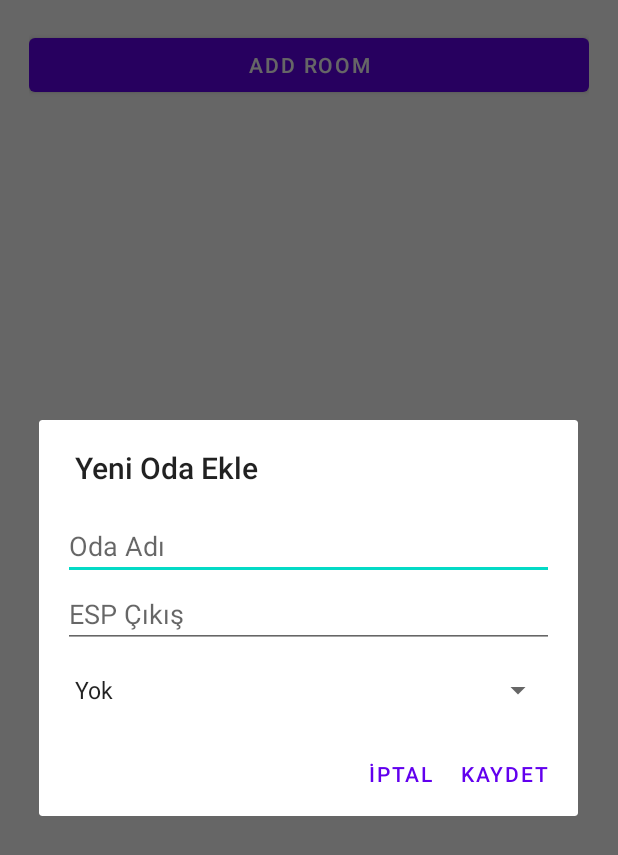
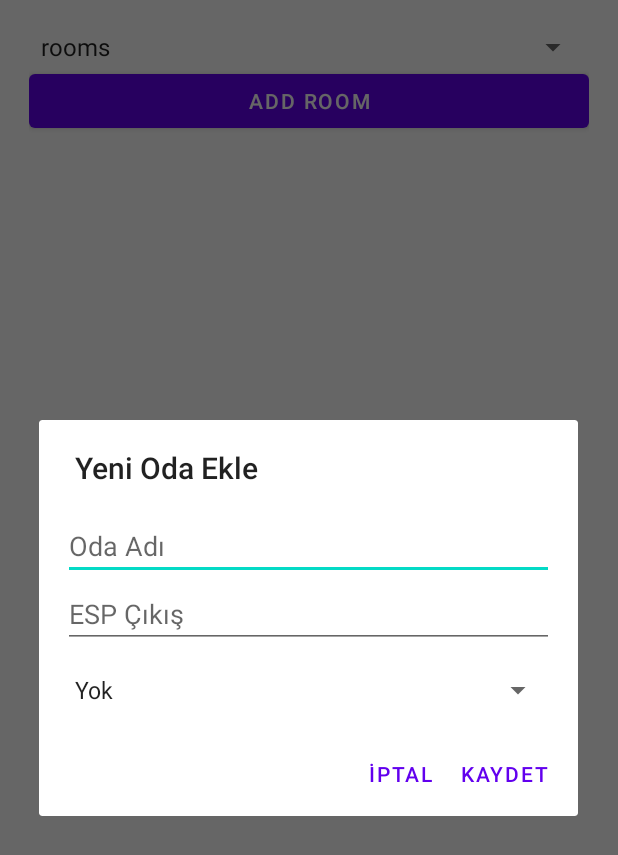
Before and after one commit to CvMrRj/NodeMCU_Prj, an Android app built with Jetpack Compose: the fragment SettingsFragment shown on its own in the app's theme, after a tap on "ADD ROOM", on a phone screen of 412 x 824 dp. Shown: the top 855 px of the screen. Run offline under Robolectric (Android 15) with nearby library versions, the light colour scheme and no system bars; our stand-ins replace Firebase (no records; nobody signed in at launch, a user with empty details on screens opened directly).

Commit message:
final last 2

```diff
--- a/app/src/main/java/com/example/esp8266control/SettingsFragment.kt
+++ b/app/src/main/java/com/example/esp8266control/SettingsFragment.kt
@@ -18,6 +18,7 @@ class SettingsFragment : Fragment() {
     private lateinit var loggedInEmail: String
     private lateinit var database: DatabaseReference
     private lateinit var valueEventListener: ValueEventListener
+    private var selectedPath: String = "rooms" // Varsayılan olarak "rooms" path'i
 
     companion object {
         fun newInstance(email: String): SettingsFragment {
@@ -41,24 +42,42 @@ class SettingsFragment : Fragment() {
         val view = inflater.inflate(R.layout.fragment_settings, container, false)
         val containerLayout = view.findViewById<LinearLayout>(R.id.settingsContainer)
         val addRoomButton = view.findViewById<Button>(R.id.btnAddRoom)
+        val deviceSpinner = view.findViewById<Spinner>(R.id.device_spinner)
 
         // Firebase referansı
         database = FirebaseDatabase.getInstance("https://esp8266-617c1-default-rtdb.europe-west1.firebasedatabase.app/")
-            .getReference("rooms")
+            .getReference()
+
+        // Cihaz path'lerini tanımla
+        val paths = listOf("rooms", "rooms2")
+        val spinnerAdapter = ArrayAdapter(
+            requireContext(),
+            android.R.layout.simple_spinner_item,
+            paths
+        )
+        spinnerAdapter.setDropDownViewResource(android.R.layout.simple_spinner_dropdown_item)
+        deviceSpinner.adapter = spinnerAdapter
+
+        // Spinner seçim olayları
+        deviceSpinner.onItemSelectedListener = object : AdapterView.OnItemSelectedListener {
+            override fun onItemSelected(parent: AdapterView<*>, view: View?, position: Int, id: Long) {
+                selectedPath = paths[position]
+                setupFirebaseListener(containerLayout) // Seçilen path'e göre odaları yükle
+            }
+
+            override fun onNothingSelected(parent: AdapterView<*>) {}
+        }
 
         // Oda ekleme butonu
         addRoomButton.setOnClickListener {
             showAddRoomDialog(containerLayout)
         }
 
-        // Firebase'den odaları yükle
-        setupFirebaseListener(containerLayout)
-
         return view
     }
 
     private fun setupFirebaseListener(containerLayout: LinearLayout) {
-        valueEventListener = object : ValueEventListener {
+        database.child(selectedPath).addValueEventListener(object : ValueEventListener {
             override fun onDataChange(snapshot: DataSnapshot) {
                 if (isAdded && context != null) {
                     rooms.clear()
@@ -77,8 +96,7 @@ class SettingsFragment : Fragment() {
                     Toast.makeText(requireContext(), "Veriler yüklenemedi: ${error.message}", Toast.LENGTH_SHORT).show()
                 }
             }
-        }
-        database.addValueEventListener(valueEventListener)
+        })
     }
 
     private fun listRooms(containerLayout: LinearLayout) {
@@ -146,9 +164,17 @@ class SettingsFragment : Fragment() {
     }
 
     private fun updateRoomVisibilityInFirebase(room: Room, isVisible: Boolean) {
-        val roomRef = database.child(room.name).child("visible")
-        roomRef.setValue(isVisible)
+        // Doğru path'i seçmek için selectedPath'i kullan
+        val roomRef = database.child(selectedPath).child(room.name).child("visible")
+        roomRef.setValue(isVisible).addOnCompleteListener { task ->
+            if (task.isSuccessful) {
+                Toast.makeText(requireContext(), "${room.name} görünürlüğü güncellendi.", Toast.LENGTH_SHORT).show()
+            } else {
+                Toast.makeText(requireContext(), "Görünürlük güncellenemedi: ${task.exception?.message}", Toast.LENGTH_SHORT).show()
+            }
+        }
     }
+
 
     private fun showAddRoomDialog(containerLayout: LinearLayout) {
         val dialogView = LayoutInflater.from(requireContext()).inflate(R.layout.dialog_add_room, null)
@@ -185,7 +211,7 @@ class SettingsFragment : Fragment() {
     }
 
     private fun addRoomToFirebase(room: Room) {
-        val roomRef = database.child(room.name)
+        val roomRef = database.child(selectedPath).child(room.name) // selectedPath burada kullanılıyor
         roomRef.setValue(room).addOnCompleteListener { task ->
             if (task.isSuccessful) {
                 roomRef.child("state").setValue(0).addOnCompleteListener { stateTask ->
@@ -200,6 +226,7 @@ class SettingsFragment : Fragment() {
             }
         }
     }
+
 
     private fun showEditRoomDialog(room: Room, containerLayout: LinearLayout) {
         val dialogView = LayoutInflater.from(requireContext()).inflate(R.layout.dialog_add_room, null)
@@ -278,10 +305,12 @@ class SettingsFragment : Fragment() {
     }
 
     private fun deleteRoomFromFirebase(room: Room, containerLayout: LinearLayout) {
-        database.child(room.name).removeValue().addOnCompleteListener { task ->
+        // Silme işleminde selectedPath kullanılarak doğru path'e erişilir
+        val roomRef = database.child(selectedPath).child(room.name)
+        roomRef.removeValue().addOnCompleteListener { task ->
             if (task.isSuccessful) {
-                rooms.remove(room)
-                listRooms(containerLayout)
+                rooms.remove(room) // Odayı listeden çıkar
+                listRooms(containerLayout) // Listeyi yeniden oluştur
                 Toast.makeText(requireContext(), "${room.name} başarıyla silindi.", Toast.LENGTH_SHORT).show()
             } else {
                 Toast.makeText(requireContext(), "Silme işlemi başarısız: ${task.exception?.message}", Toast.LENGTH_SHORT).show()
--- a/app/src/main/res/layout/fragment_settings.xml
+++ b/app/src/main/res/layout/fragment_settings.xml
@@ -8,13 +8,23 @@
         android:layout_height="wrap_content"
         android:padding="19dp">
 
+        <!-- Kart Seçim Spinner -->
+        <Spinner
+            android:id="@+id/device_spinner"
+            android:layout_width="0dp"
+            android:layout_height="wrap_content"
+            android:layout_marginBottom="16dp"
+            app:layout_constraintTop_toTopOf="parent"
+            app:layout_constraintStart_toStartOf="parent"
+            app:layout_constraintEnd_toEndOf="parent" />
+
         <!-- Add Room Button -->
         <Button
             android:id="@+id/btnAddRoom"
             android:layout_width="0dp"
             android:layout_height="wrap_content"
             android:text="Add Room"
-            app:layout_constraintTop_toTopOf="parent"
+            app:layout_constraintTop_toBottomOf="@id/device_spinner"
             app:layout_constraintStart_toStartOf="parent"
             app:layout_constraintEnd_toEndOf="parent"
             android:layout_marginBottom="16dp" />
```
Also changed, not shown: app/src/main/java/com/example/esp8266control/HomeFragment.kt (+56 -25 lines), app/src/main/res/layout/fragment_home.xml (+11 -1 lines).
